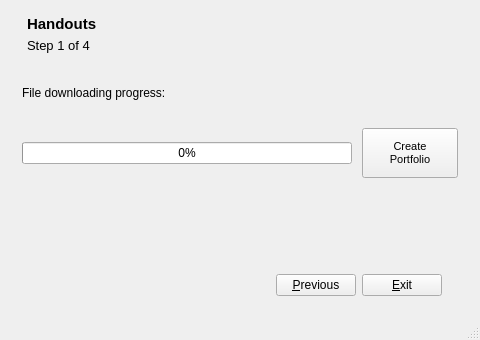
This is portfolio/ui/mainwindow.ui in manutorres/pernambuco as Qt 5 draws it before an edit. The edited form follows.
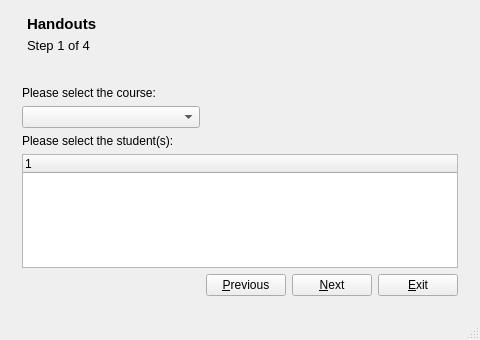
This is the edited form. Icons and pictures are not drawn.

What changed in the file:
```diff
--- a/portfolio/ui/mainwindow.ui
+++ b/portfolio/ui/mainwindow.ui
@@ -143,7 +143,7 @@
        </size>
       </property>
       <property name="currentIndex">
-       <number>4</number>
+       <number>5</number>
       </property>
       <widget class="QWidget" name="page">
        <layout class="QGridLayout" name="gridLayout_4">
@@ -1054,6 +1054,73 @@
         </item>
        </layout>
       </widget>
+      <widget class="QWidget" name="page_5">
+       <layout class="QGridLayout" name="gridLayout_9">
+        <item row="5" column="1">
+         <widget class="QPushButton" name="btnBack_5">
+          <property name="text">
+           <string>&amp;Previous</string>
+          </property>
+         </widget>
+        </item>
+        <item row="5" column="2">
+         <widget class="QPushButton" name="btnNext_5">
+          <property name="text">
+           <string>&amp;Next</string>
+          </property>
+         </widget>
+        </item>
+        <item row="5" column="3">
+         <widget class="QPushButton" name="btnExit_5">
+          <property name="text">
+           <string>&amp;Exit</string>
+          </property>
+         </widget>
+        </item>
+        <item row="5" column="0">
+         <spacer name="horizontalSpacer_9">
+          <property name="orientation">
+           <enum>Qt::Horizontal</enum>
+          </property>
+          <property name="sizeHint" stdset="0">
+           <size>
+            <width>40</width>
+            <height>20</height>
+           </size>
+          </property>
+         </spacer>
+        </item>
+        <item row="3" column="0">
+         <widget class="QLabel" name="label_19">
+          <property name="text">
+           <string>Please select the student(s):</string>
+          </property>
+         </widget>
+        </item>
+        <item row="1" column="0">
+         <widget class="QLabel" name="label_18">
+          <property name="text">
+           <string>Please select the course:</string>
+          </property>
+         </widget>
+        </item>
+        <item row="2" column="0">
+         <widget class="QComboBox" name="cmbCourses"/>
+        </item>
+        <item row="4" column="0" colspan="4">
+         <widget class="QTreeWidget" name="treeWidgetStudents">
+          <property name="selectionMode">
+           <enum>QAbstractItemView::MultiSelection</enum>
+          </property>
+          <column>
+           <property name="text">
+            <string notr="true">1</string>
+           </property>
+          </column>
+         </widget>
+        </item>
+       </layout>
+      </widget>
      </widget>
     </item>
    </layout>
```
Left out of the diff: 2 changed lines with no effect on the pictures.
